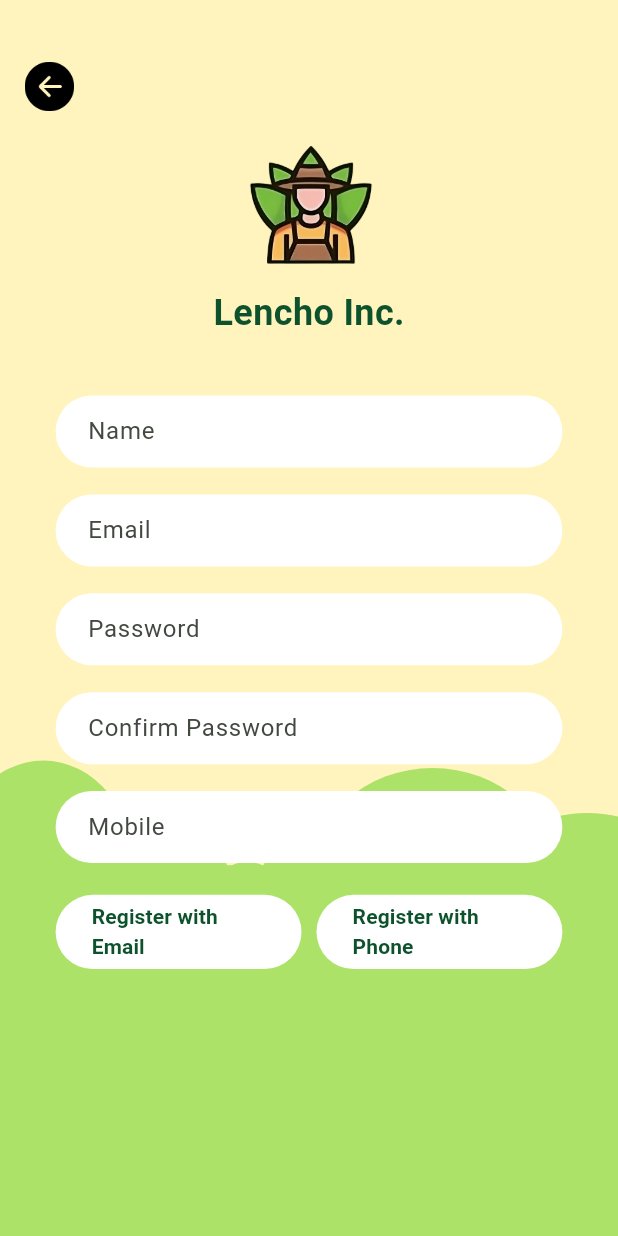
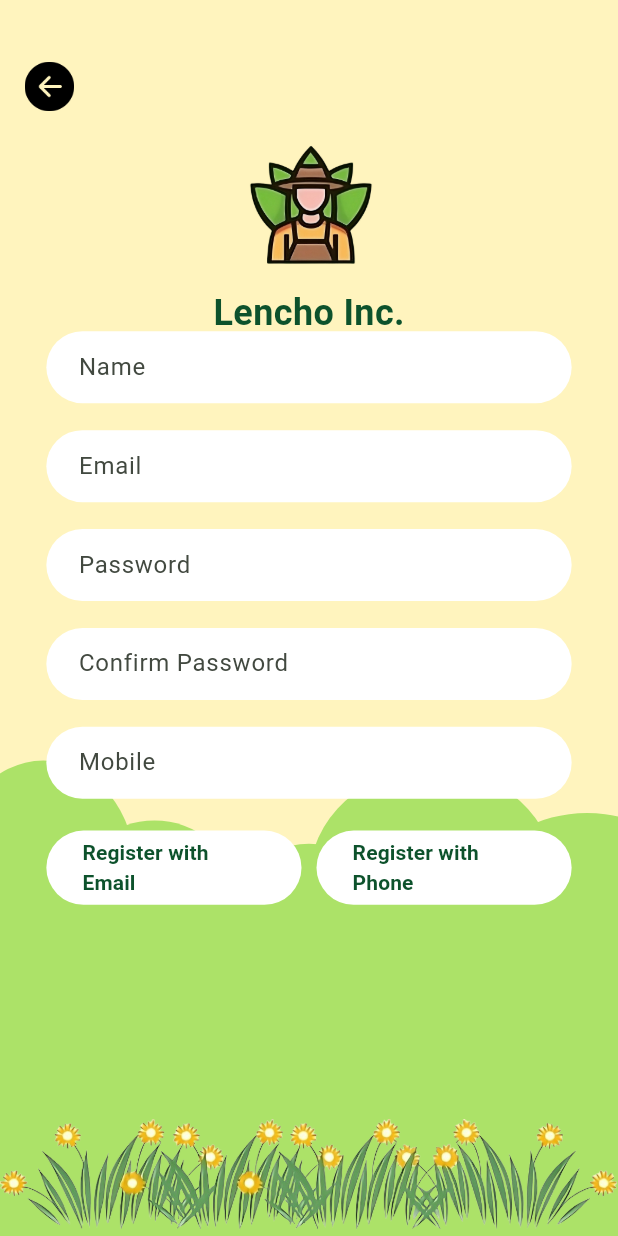
Before and after one commit to Niketw/lencho-server, a Flutter app: the RegisterPage screen opened directly, on a phone screen of 412 x 824 dp. Run offline on Flutter 3.47's test engine with Material 3 defaults, Android fonts, the light colour scheme and no system bars; our stand-ins replace cloud_firestore, firebase_auth, firebase_core, get; accounts and stored records are empty; generated files the repository leaves out were written again.

Commit message:
firebase something

```diff
--- a/lib/models/user.dart
+++ b/lib/models/user.dart
@@ -6,7 +6,6 @@ class UserDetails {
   final String city;
   final String state;
   final String postalZip;
-  final GeoPoint? location; // Location stored as a GeoPoint
   final DateTime? updatedAt;
 
   UserDetails({
@@ -15,7 +14,6 @@ class UserDetails {
     required this.city,
     required this.state,
     required this.postalZip,
-    this.location,
     this.updatedAt,
   });
 
@@ -27,7 +25,6 @@ class UserDetails {
       city: map['city'] ?? '',
       state: map['state'] ?? '',
       postalZip: map['postalZip'] ?? '',
-      location: map['location'] as GeoPoint?, // Expect a GeoPoint or null
       updatedAt: map['updatedAt'] != null
           ? (map['updatedAt'] as Timestamp).toDate()
           : null,
@@ -41,7 +38,6 @@ class UserDetails {
       'city': city,
       'state': state,
       'postalZip': postalZip,
-      'location': location, // Will be null if no location is provided
       'updatedAt': updatedAt != null ? Timestamp.fromDate(updatedAt!) : null,
     };
   }
--- a/lib/screens/auth/Register_Page.dart
+++ b/lib/screens/auth/Register_Page.dart
@@ -4,35 +4,23 @@ import 'Phone_Verification_Page.dart'; // Your Phone Verification page
 import '../../widgets/auth/register_widgets.dart'; // Import the custom widgets
 
 class RegisterPage extends StatelessWidget {
-  const RegisterPage({Key? key}) : super(key: key);
-
-  // (Optional) Function to navigate to the OTP page if needed.
-  void _goToOtpPage(BuildContext context) {
-    Navigator.push(
-      context,
-      MaterialPageRoute(builder: (_) => const EmailVerificationPage()),
-    );
-  }
-
   @override
   Widget build(BuildContext context) {
-    // Use MediaQuery here only if needed for layout (e.g., padding)
-    final screenWidth = MediaQuery.of(context).size.width;
-    final double horizontalPadding = screenWidth * 0.05;
-
     return Scaffold(
-      resizeToAvoidBottomInset: false,
+      resizeToAvoidBottomInset: true,
       body: Stack(
         children: [
           const BackgroundWidget(),
           const BackButtonWidget(),
           const BushWidget(),
           const LogoTitleWidget(),
-          Positioned(
-            top: MediaQuery.of(context).size.height * 0.3,
-            left: horizontalPadding,
-            right: horizontalPadding,
+          // Make only the form scrollable:
+          Align(
+            alignment: Alignment.center,
             child: SingleChildScrollView(
+              padding: EdgeInsets.only(
+                bottom: MediaQuery.of(context).viewInsets.bottom,
+              ),
               child: RegistrationFormWidget(),
             ),
           ),
--- a/lib/widgets/auth/login_widgets.dart
+++ b/lib/widgets/auth/login_widgets.dart
@@ -1,7 +1,6 @@
 import 'package:flutter/material.dart';
 import 'package:get/get.dart';
 import 'package:lencho/widgets/BushCloudPainter.dart';
-import 'package:lencho/screens/home/home_page.dart';
 import 'package:lencho/screens/auth/Register_Page.dart';
 import 'package:lencho/screens/auth/Forgot_Page.dart';
 import 'package:lencho/controllers/login_controller.dart'; // Make sure the path is correct
@@ -362,7 +361,7 @@ class PositionedLoginForm extends StatelessWidget {
                       Navigator.push(
                         context,
                         MaterialPageRoute(
-                          builder: (_) => const RegisterPage(),
+                          builder: (_) => RegisterPage(),
                         ),
                       );
                     },
--- a/lib/widgets/auth/register_widgets.dart
+++ b/lib/widgets/auth/register_widgets.dart
@@ -7,19 +7,49 @@ import 'package:lencho/widgets/BushCloudPainter.dart';
 import 'package:lencho/screens/auth/Email_Verification_Page.dart';
 import 'package:lencho/screens/auth/Phone_Verification_Page.dart';
 
+void main() => runApp(MaterialApp(home: RegistrationPage()));
+
+class RegistrationPage extends StatelessWidget {
+  @override
+  Widget build(BuildContext context) {
+    return Scaffold(
+      // Ensure the Scaffold resizes to avoid bottom insets.
+      resizeToAvoidBottomInset: true,
+      body: SingleChildScrollView(
+        padding: EdgeInsets.only(
+          bottom: MediaQuery.of(context).viewInsets.bottom,
+        ),
+        child: ConstrainedBox(
+          constraints: BoxConstraints(
+            minHeight: MediaQuery.of(context).size.height,
+          ),
+          child: Stack(
+            children: [
+              const BackgroundWidget(),
+              const BackButtonWidget(),
+              const BushWidget(),
+              const LogoTitleWidget(),
+              RegistrationFormWidget(),
+              const FlowerWidget(), // FlowerWidget wrapped in IgnorePointer below.
+            ],
+          ),
+        ),
+      ),
+    );
+  }
+}
+
 /// Widget that paints the top and bottom background colors.
 class BackgroundWidget extends StatelessWidget {
   const BackgroundWidget({Key? key}) : super(key: key);
 
   @override
   Widget build(BuildContext context) {
-    // Use MediaQuery to obtain the screen height.
     final screenHeight = MediaQuery.of(context).size.height;
     const Color topColor = Color(0xFFFFF4BE);
     const Color bottomColor = Color(0xFFACE268);
     return Stack(
       children: [
-        // Top background container.
         Positioned(
           top: 0,
           left: 0,
@@ -27,7 +57,6 @@ class BackgroundWidget extends StatelessWidget {
           height: screenHeight * 0.7,
           child: Container(color: topColor),
         ),
-        // Bottom background container.
         Positioned(
           top: screenHeight * 0.7,
           left: 0,
@@ -46,13 +75,12 @@ class BackButtonWidget extends StatelessWidget {
 
   @override
   Widget build(BuildContext context) {
-    // Get screen dimensions.
     final screenWidth = MediaQuery.of(context).size.width;
     final screenHeight = MediaQuery.of(context).size.height;
     final double backButtonSize = screenWidth * 0.08;
     return Positioned(
-      top: screenHeight * 0.05, // ~5% from top.
-      left: screenWidth * 0.04, // ~4% from left.
+      top: screenHeight * 0.05,
+      left: screenWidth * 0.04,
       child: GestureDetector(
         onTap: () => Navigator.pop(context),
         child: Image.asset(
@@ -71,7 +99,6 @@ class BushWidget extends StatelessWidget {
 
   @override
   Widget build(BuildContext context) {
-    // Obtain screen height from MediaQuery.
     final screenHeight = MediaQuery.of(context).size.height;
     return Positioned(
       top: screenHeight * 0.5,
@@ -93,7 +120,6 @@ class LogoTitleWidget extends StatelessWidget {
 
   @override
   Widget build(BuildContext context) {
-    // Obtain screen dimensions and define sizes.
     final screenHeight = MediaQuery.of(context).size.height;
     final screenWidth = MediaQuery.of(context).size.width;
     final double logoSize = screenWidth * 0.25;
@@ -105,7 +131,6 @@ class LogoTitleWidget extends StatelessWidget {
       right: 0,
       child: Column(
         children: [
-          // Logo image.
           Image.asset(
             'assets/images/logo.png',
             width: logoSize,
@@ -130,13 +155,11 @@ class LogoTitleWidget extends StatelessWidget {
 class RegistrationFormWidget extends StatelessWidget {
   RegistrationFormWidget({Key? key}) : super(key: key);
 
-  // Retrieve the RegisterController instance via GetX.
   final RegisterController controller = Get.put(RegisterController());
   final _formKey = GlobalKey<FormState>();
 
   @override
   Widget build(BuildContext context) {
-    // Obtain screen dimensions and compute relative sizes.
     final screenWidth = MediaQuery.of(context).size.width;
     final screenHeight = MediaQuery.of(context).size.height;
     final double verticalSpace = screenHeight * 0.02;
@@ -152,39 +175,33 @@ class RegistrationFormWidget extends StatelessWidget {
         child: Column(
           crossAxisAlignment: CrossAxisAlignment.start,
           children: [
-            // Name field.
             RegisterTextField(
               controller: controller.nameController,
               hint: 'Name',
             ),
             SizedBox(height: verticalSpace),
-            // Email field.
             RegisterTextField(
               controller: controller.emailController,
               hint: 'Email',
             ),
             SizedBox(height: verticalSpace),
-            // Password field.
             RegisterTextField(
               controller: controller.passwordController,
               hint: 'Password',
               obscureText: true,
             ),
             SizedBox(height: verticalSpace),
-            // Confirm Password field.
             RegisterTextField(
               controller: controller.confirmPasswordController,
               hint: 'Confirm Password',
               obscureText: true,
             ),
             SizedBox(height: verticalSpace),
-            // Mobile field.
             RegisterTextField(
               controller: controller.mobileController,
               hint: 'Mobile',
             ),
             SizedBox(height: verticalSpace * 1.2),
-            // Row with two buttons: Register with Email and Register with Phone.
             SizedBox(
               width: textFieldWidth,
               child: Row(
@@ -261,7 +278,7 @@ class RegistrationFormWidget extends StatelessWidget {
 }
 
 /// A reusable text field for the registration form.
-class RegisterTextField extends StatelessWidget {
+class RegisterTextField extends StatefulWidget {
   final String hint;
   final bool obscureText;
   final TextEditingController controller;
@@ -274,8 +291,26 @@ class RegisterTextField extends StatelessWidget {
   }) : super(key: key);
 
   @override
+  _RegisterTextFieldState createState() => _RegisterTextFieldState();
+}
+
+class _RegisterTextFieldState extends State<RegisterTextField> {
+  late FocusNode _focusNode;
+
+  @override
+  void initState() {
+    super.initState();
+    _focusNode = FocusNode();
+  }
+
+  @override
+  void dispose() {
+    _focusNode.dispose();
+    super.dispose();
+  }
+
+  @override
   Widget build(BuildContext context) {
-    // Compute dimensions internally.
     final screenWidth = MediaQuery.of(context).size.width;
     final screenHeight = MediaQuery.of(context).size.height;
     final double width = screenWidth * 0.85;
@@ -285,10 +320,11 @@ class RegisterTextField extends StatelessWidget {
       width: width,
       height: height,
       child: TextField(
-        controller: controller,
-        obscureText: obscureText,
+        focusNode: _focusNode,
+        controller: widget.controller,
+        obscureText: widget.obscureText,
         decoration: InputDecoration(
-          hintText: hint,
+          hintText: widget.hint,
           filled: true,
           fillColor: Colors.white,
           border: OutlineInputBorder(
@@ -306,23 +342,19 @@ class RegisterTextField extends StatelessWidget {
 }
 
 /// Widget for the flower image pinned at the bottom.
+/// Wrapped in IgnorePointer to allow taps to pass through.
 class FlowerWidget extends StatelessWidget {
   const FlowerWidget({Key? key}) : super(key: key);
 
   @override
   Widget build(BuildContext context) {
-    // Get screen height for possible adjustments.
-    final screenHeight = MediaQuery.of(context).size.height;
-    return Align(
-      alignment: Alignment.bottomCenter,
-      child: Padding(
-        padding: EdgeInsets.only(
-          bottom: MediaQuery.of(context).viewInsets.bottom,
-        ),
+    return IgnorePointer(
+      child: Align(
+        alignment: Alignment.bottomCenter,
         child: Image.asset(
           'assets/images/flower.png',
           fit: BoxFit.contain,
-          height: screenHeight * 0.0, // Adjust height if needed.
+          height: 80,
         ),
       ),
     );
--- a/pubspec.yaml
+++ b/pubspec.yaml
@@ -39,7 +39,6 @@ dependencies:
   firebase_auth: ^5.4.1
   get: ^4.6.6
   cloud_firestore: ^5.6.3
-  geolocator: ^13.0.2
 
 dev_dependencies:
   flutter_test:
```
Also changed, not shown: lib/controllers/details_controller.dart (+22 -38 lines), pubspec.lock, 1 other file.
